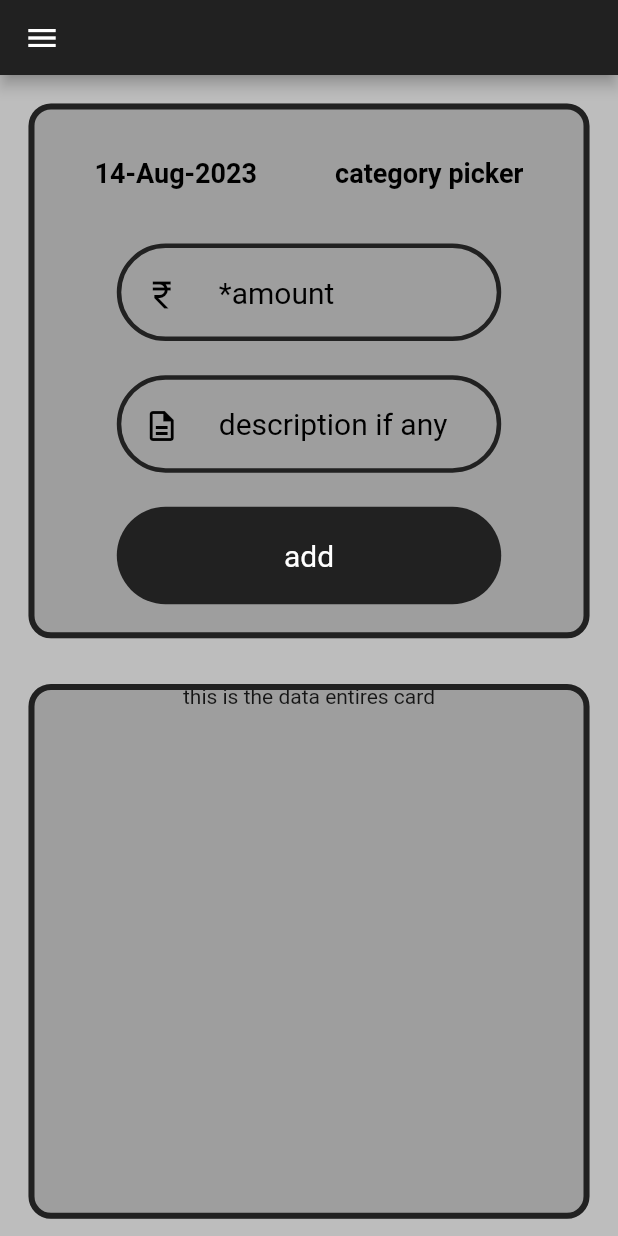
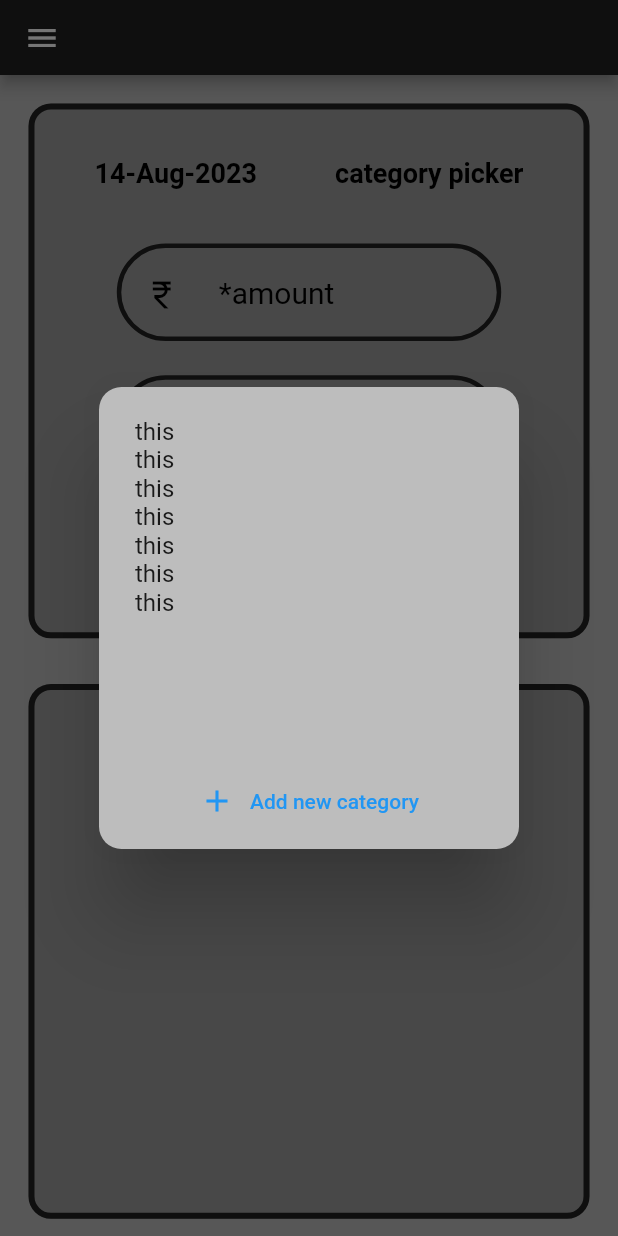
Before and after one commit to DILPREET1910/expense-tracker, a Flutter app: the screen it shows once a user with an empty profile is signed in, after a tap on "category picker", on a phone screen of 412 x 824 dp. Run offline on Flutter 3.47's test engine with Material 2 defaults, Android fonts, the phone set to English and light mode, and no system bars; our stand-ins replace firebase_auth, firebase_core, firebase_database, flutter_spinkit, google_fonts; accounts and stored records are empty; Roboto replaces fonts that are missing (Ubuntu).

Commit message:
add category UI and basic implementation

```diff
--- /dev/null
+++ b/lib/services/showDialog/selectCategory.dart
@@ -0,0 +1,42 @@
+import 'package:expense_tracker/services/showDialog/addCategory.dart';
+import 'package:flutter/material.dart';
+
+//lib imports
+import 'package:expense_tracker/services/firebaseRealtimeDatabase.dart';
+
+void selectCategory(BuildContext context, RealTimeDatabase realTimeDatabase) {
+  showDialog(
+      context: context,
+      builder: (context) {
+        return AlertDialog(
+          shape:
+              RoundedRectangleBorder(borderRadius: BorderRadius.circular(15)),
+          backgroundColor: Colors.grey[400],
+          content: SizedBox(
+            //TODO: change select Category dialog ui here
+            height: 200,
+            width: 100,
+            child: ListView.builder(
+              itemCount: 7,
+              itemBuilder: (context, index) {
+                return const Text("this");
+              },
+            ),
+          ),
+          actions: [
+            TextButton(
+                onPressed: () {
+                  Navigator.pop(context);
+                  addCategory(context, realTimeDatabase);
+                },
+                child: const Row(
+                    mainAxisAlignment: MainAxisAlignment.center,
+                    children: [
+                      Icon(Icons.add),
+                      SizedBox(width: 10),
+                      Text("Add new category")
+                    ]))
+          ],
+        );
+      });
+}
--- a/lib/widgets/dataAdderCard.dart
+++ b/lib/widgets/dataAdderCard.dart
@@ -1,3 +1,5 @@
+import 'package:expense_tracker/services/firebaseRealtimeDatabase.dart';
+import 'package:expense_tracker/services/showDialog/selectCategory.dart';
 import 'package:expense_tracker/widgets/textButton.dart';
 import 'package:expense_tracker/widgets/textFormField.dart';
 import 'package:flutter/material.dart';
@@ -12,6 +14,9 @@ class WidgetsDataAdderCard extends StatefulWidget {
 }
 
 class _WidgetsDataAdderCardState extends State<WidgetsDataAdderCard> {
+  //real time database instance
+  RealTimeDatabase realTimeDatabase = RealTimeDatabase();
+
   //TextField controllers
   final TextEditingController _amountTextController = TextEditingController();
   final TextEditingController _descriptionTextController =
@@ -73,7 +78,9 @@ class _WidgetsDataAdderCardState extends State<WidgetsDataAdderCard> {
               //END: Date Picker
               //START: Category Picker
               TextButton(
-                  onPressed: () {},
+                  onPressed: () {
+                    selectCategory(context, realTimeDatabase);
+                  },
                   child: Text(
                     "category picker",
                     style: GoogleFonts.ubuntu(
```
Also changed, not shown: lib/services/showDialog/addCategory.dart (added, +79 -0 lines), lib/widgets/textButton1.dart (added, +28 -0 lines).
